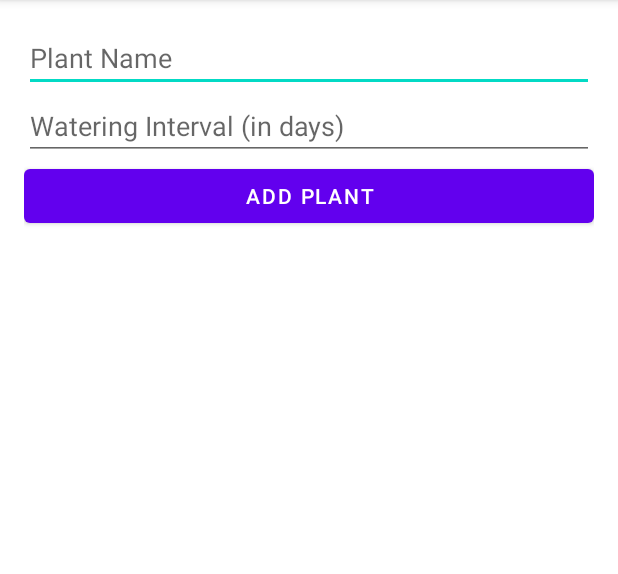
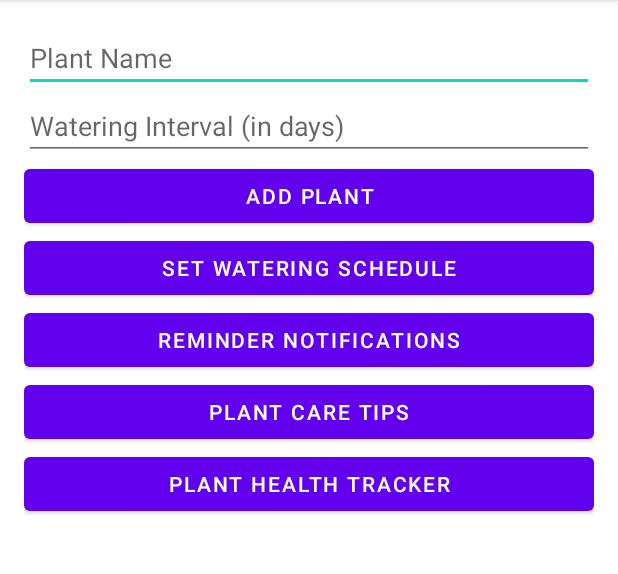
Before and after one commit to gipolanjcky/GIPOLAN_JAQUELYN-FProject-PlantWateringReminder, an Android app: the screen it shows after launch (MainActivity), on a phone screen of 412 x 824 dp, the part 84-658 px from its top. Run offline under Robolectric (Android 15) with nearby library versions, the phone set to English and light mode, and no system bars; 1 statement that could not run was skipped.

Commit message:
Second commit

```diff
--- a/app/build.gradle.kts
+++ b/app/build.gradle.kts
@@ -5,7 +5,7 @@ plugins {
 
 android {
     namespace = "com.example.gipolanfinalprojectpwr"
-    compileSdk = 33
+    compileSdk = 34
 
     defaultConfig {
         applicationId = "com.example.gipolanfinalprojectpwr"
--- a/app/src/main/AndroidManifest.xml
+++ b/app/src/main/AndroidManifest.xml
@@ -12,7 +12,7 @@
         android:roundIcon="@mipmap/ic_launcher_round"
         android:supportsRtl="true"
         android:theme="@style/Theme.Gipolanfinalprojectpwr"
-        tools:targetApi="31">
+        tools:targetApi="34">
         <activity
             android:name=".MainActivity"
             android:exported="true">
--- /dev/null
+++ b/app/src/main/java/com/example/gipolanfinalprojectpwr/PlantCareTipsActivity.kt
@@ -0,0 +1,4 @@
+package com.example.gipolanfinalprojectpwr
+
+class PlantCareTipsActivity {
+}
--- /dev/null
+++ b/app/src/main/java/com/example/gipolanfinalprojectpwr/PlantHealthTrackerActivity.kt
@@ -0,0 +1,4 @@
+package com.example.gipolanfinalprojectpwr
+
+class PlantHealthTrackerActivity {
+}
--- a/app/src/main/res/layout/activity_main.xml
+++ b/app/src/main/res/layout/activity_main.xml
@@ -9,27 +9,55 @@
     android:padding="16dp"
     tools:context=".MainActivity">
 
+    <!-- Add Plant Section -->
     <EditText
         android:id="@+id/plantNameEditText"
         android:layout_width="match_parent"
         android:layout_height="wrap_content"
-        android:hint="@string/plant_name" />
+        android:hint="Plant Name" />
 
     <EditText
         android:id="@+id/wateringIntervalEditText"
         android:layout_width="match_parent"
         android:layout_height="wrap_content"
-        android:hint="@string/watering_interval_in_days" />
+        android:hint="Watering Interval (in days)" />
 
     <Button
         android:id="@+id/addPlantButton"
         android:layout_width="match_parent"
         android:layout_height="wrap_content"
-        android:text="@string/add_plant" />
+        android:text="Add Plant" />
+
+    <!-- Set Watering Schedule Section -->
+    <Button
+        android:id="@+id/setWateringScheduleButton"
+        android:layout_width="match_parent"
+        android:layout_height="wrap_content"
+        android:text="Set Watering Schedule" />
+
+    <!-- Reminder Notifications Section -->
+    <Button
+        android:id="@+id/reminderNotificationsButton"
+        android:layout_width="match_parent"
+        android:layout_height="wrap_content"
+        android:text="Reminder Notifications" />
+
+    <!-- Plant Care Tips Section -->
+    <Button
+        android:id="@+id/plantCareTipsButton"
+        android:layout_width="match_parent"
+        android:layout_height="wrap_content"
+        android:text="Plant Care Tips" />
+
+    <!-- Plant Health Tracker Section -->
+    <Button
+        android:id="@+id/plantHealthTrackerButton"
+        android:layout_width="match_parent"
+        android:layout_height="wrap_content"
+        android:text="Plant Health Tracker" />
 
     <ListView
         android:id="@+id/plantListView"
         android:layout_width="match_parent"
         android:layout_height="wrap_content" />
-
 </LinearLayout>
```
Also changed, not shown: app/src/main/java/com/example/gipolanfinalprojectpwr/MainActivity.kt (+89 -0 lines), app/src/main/res/layout/dialog_reminder_notifications.xml (added, +41 -0 lines), app/src/main/res/layout/dialog_watering_schedule.xml (added, +41 -0 lines).
